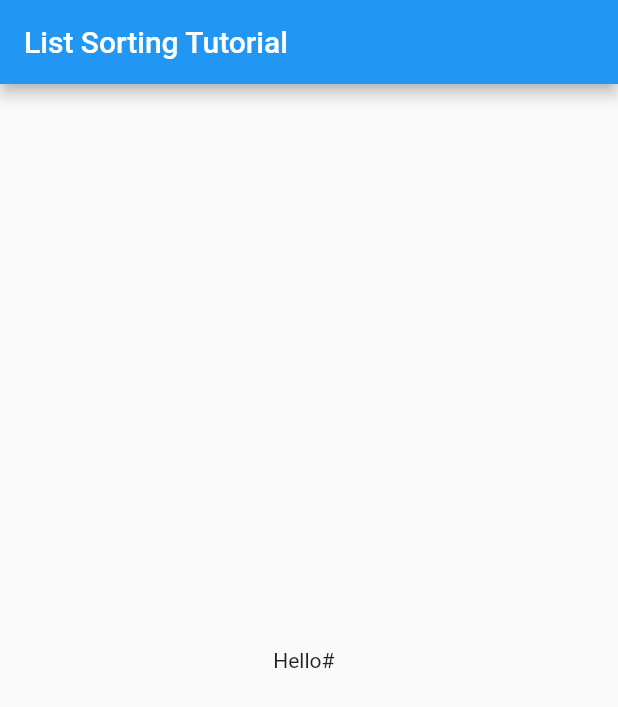
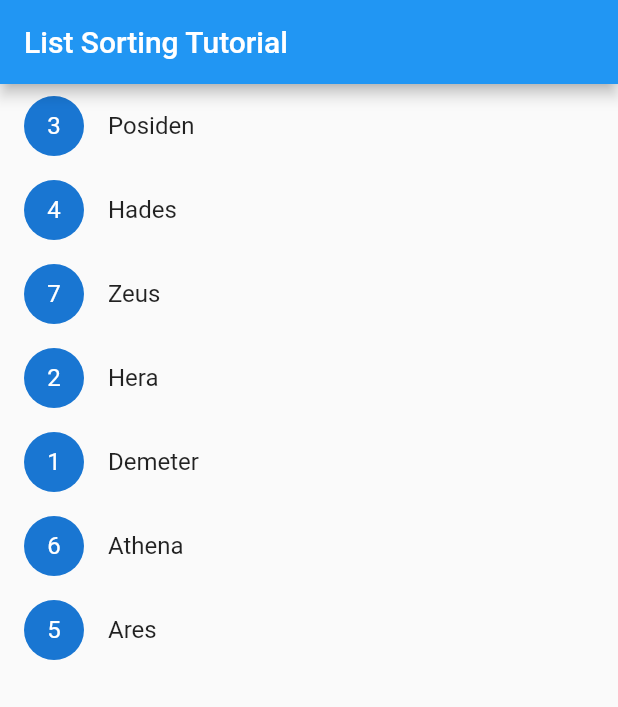
Before and after one commit to arfbllh/sort_list_tutorial_flutter, a Flutter app: the screen it shows after launch, on a phone screen of 412 x 824 dp. Shown: the top 707 px of the screen. Run offline on Flutter 3.47's test engine with Material 2 defaults, Android fonts, the phone set to English and light mode, and no system bars.

Commit message:
adding listView builder1~

```diff
--- a/lib/main.dart
+++ b/lib/main.dart
@@ -18,25 +18,41 @@ class MyApp extends StatefulWidget {
 }
 
 class _MyAppState extends State<MyApp> {
-  Pair myPair = Pair(3, 'hello');
   List<Pair> myList = [
-    Pair(3, 'Hell'),
+    Pair(3, 'Posiden'),
     Pair(4, 'Hades'),
     Pair(7, 'Zeus'),
+    Pair(2, 'Hera'),
+    Pair(1, 'Demeter'),
+    Pair(6, 'Athena'),
+    Pair(5, 'Ares'),
   ];
 
   @override
   Widget build(BuildContext context) {
-
     return MaterialApp(
       title: 'CSEDU',
       home: Scaffold(
           appBar: AppBar(
             title: const Text('List Sorting Tutorial'),
           ),
-          body: const Center(
-            child: Text('Hello#  '),
+          body: Center(
+            child: listviewBuilder(),
           )),
     );
   }
+
+  Widget listviewBuilder() => ListView.builder(
+        itemCount: myList.length,
+        itemBuilder: ((context, index) {
+          final currentItem = myList[index];
+          return ListTile(
+            leading: CircleAvatar(
+              radius: 20,
+              child: Text(currentItem.value.toString()),
+            ),
+            title: Text(currentItem.name),
+          );
+        }),
+      );
 }
```
